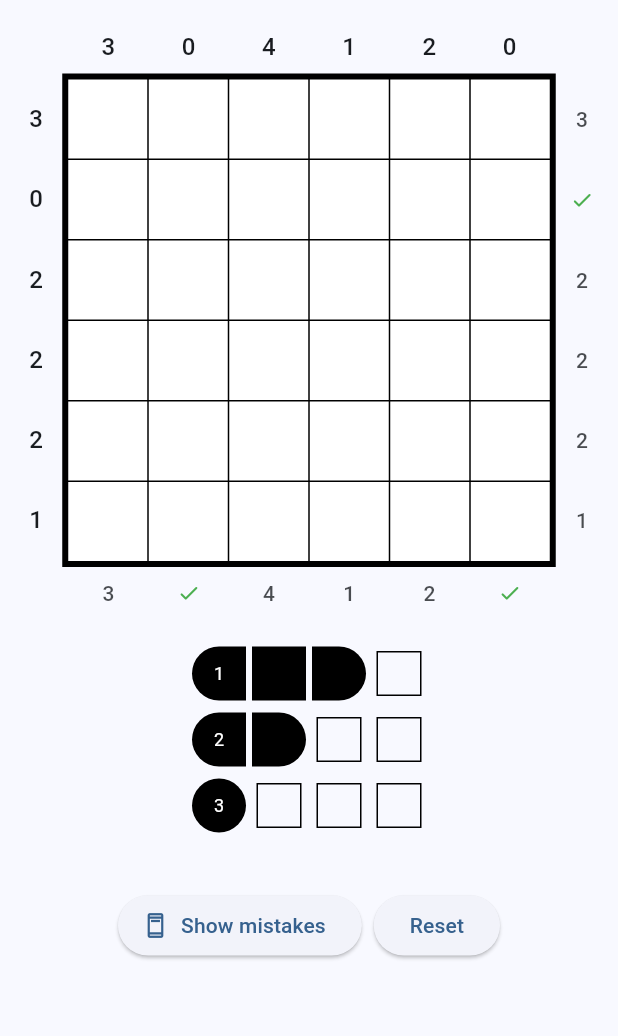
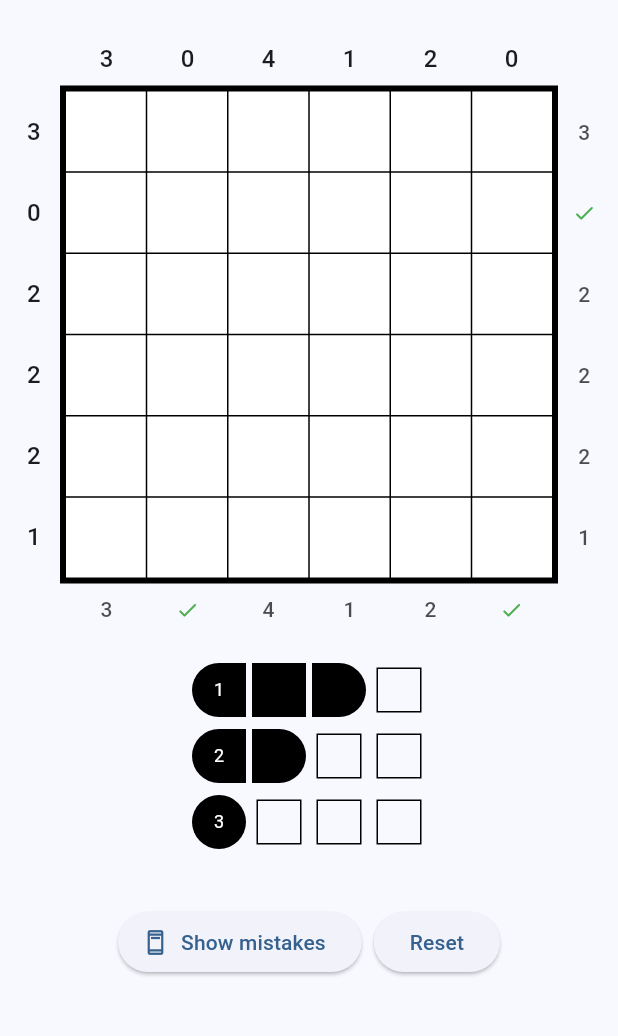
Before and after one commit to avidenie/battleships, a Flutter app: the screen it shows after launch, on a phone screen of 412 x 824 dp, the part 63-1099 px from its top. Run offline on Flutter 3.47's test engine with Material 2 defaults, Android fonts, the phone set to English and light mode, and no system bars; our stand-ins replace flutter_riverpod, freezed_annotation, riverpod_annotation; generated files the repository leaves out were written again.

Commit message:
feat: improve board layout

```diff
--- a/lib/widgets/board.dart
+++ b/lib/widgets/board.dart
@@ -22,6 +22,7 @@ class Board extends ConsumerWidget {
     return SizedBox(
       width: boardWidth + 2 * tileWidth,
       child: Column(
+        mainAxisSize: MainAxisSize.min,
         children: [
           ColumnSums(boardWidth: boardWidth),
           Row(
--- a/lib/widgets/game.dart
+++ b/lib/widgets/game.dart
@@ -1,5 +1,3 @@
-import 'dart:math';
-
 import 'package:flutter/material.dart';
 import 'package:flutter_riverpod/flutter_riverpod.dart';
 
@@ -12,11 +10,6 @@ class Game extends ConsumerWidget {
 
   @override
   Widget build(BuildContext context, WidgetRef ref) {
-    final boardWidth = max(
-        220.0,
-        min((MediaQuery.of(context).size.shortestSide * 0.8).floorToDouble(),
-            470.0));
-
     return Scaffold(
       appBar: AppBar(
         title: const Text('Battleships'),
@@ -27,37 +20,107 @@ class Game extends ConsumerWidget {
           )
         ],
       ),
-      body: ListView(
+      body: SafeArea(
+        child: LayoutBuilder(
+          builder: (context, constraints) {
+            final isPortrait = constraints.maxWidth < constraints.maxHeight;
+            final boardWidth =
+                (isPortrait ? constraints.maxWidth : constraints.maxHeight) -
+                    80.0;
+            if (isPortrait) {
+              return Column(
                 children: [
+                  const SizedBox(height: 8.0),
                   Align(
                     alignment: Alignment.topCenter,
                     child: Board(boardWidth: boardWidth),
                   ),
+                  Expanded(
+                    child: ListView(
+                      children: [
                         const SizedBox(height: 16.0),
                         Align(
                           alignment: Alignment.topCenter,
                           child: Legend(boardWidth: boardWidth),
                         ),
                         const SizedBox(height: 32.0),
-          Row(
+                        const _Buttons()
+                      ],
+                    ),
+                  )
+                ],
+              );
+            } else {
+              return Row(
+                children: [
+                  Flexible(
+                    flex: 1,
+                    child: Align(
+                      alignment: Alignment.centerRight,
+                      child: Board(boardWidth: boardWidth),
+                    ),
+                  ),
+                  Flexible(
+                    flex: 1,
+                    child: Column(
                       mainAxisAlignment: MainAxisAlignment.center,
                       children: [
-              ElevatedButton.icon(
+                        // const SizedBox(height: 20.0),
+                        Legend(boardWidth: boardWidth),
+                        const SizedBox(height: 8.0),
+                        const _Buttons()
+                      ],
+                    ),
+                  )
+                ],
+              );
+            }
+          },
+        ),
+      ),
+    );
+  }
+}
+
+class _Buttons extends StatelessWidget {
+  const _Buttons();
+
+  @override
+  Widget build(BuildContext context) {
+    return const Row(
+      mainAxisAlignment: MainAxisAlignment.center,
+      children: [
+        _ShowMistakesButton(),
+        SizedBox(width: 8.0),
+        _ResetButton(),
+      ],
+    );
+  }
+}
+
+class _ShowMistakesButton extends StatelessWidget {
+  const _ShowMistakesButton();
+
+  @override
+  Widget build(BuildContext context) {
+    return ElevatedButton.icon(
       onPressed: () {},
       icon: const Icon(Icons.ad_units_outlined),
       label: const Text('Show mistakes'),
-              ),
-              const SizedBox(width: 8.0),
-              ElevatedButton(
+    );
+  }
+}
+
+class _ResetButton extends ConsumerWidget {
+  const _ResetButton();
+
+  @override
+  Widget build(BuildContext context, WidgetRef ref) {
+    return ElevatedButton(
       onPressed: () {
         ref.read(levelProvider.notifier).reset();
       },
       child: const Text('Reset'),
-              ),
-            ],
-          ),
-        ],
-      ),
     );
   }
 }
--- a/lib/widgets/legend.dart
+++ b/lib/widgets/legend.dart
@@ -19,7 +19,13 @@ class Legend extends ConsumerWidget {
     final (maxShipSize, maxShipCount) =
         gameData.shipSizes[level.size]?[0] ?? (0, 0);
     final tileCount = maxShipSize + maxShipCount;
-    final tileWidth = min(40.0, boardWidth / tileCount);
+    final minWidth = switch (level.size) {
+      15 => 30.0,
+      12 => 30.0,
+      10 => 30.0,
+      _ => 40.0,
+    };
+    final tileWidth = min(minWidth, boardWidth / tileCount);
 
     return SizedBox(
       width: tileWidth * tileCount,
```
Lines whose indentation alone changed are shown as unchanged.
